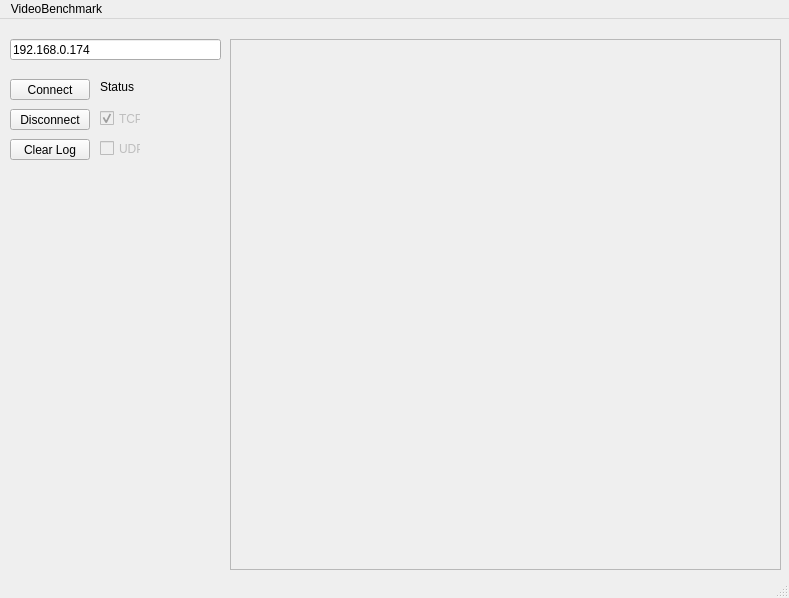
Qt form VideoBenchmark/mainwindow.ui (happly-steve/VideoBenchmark) before a commit.
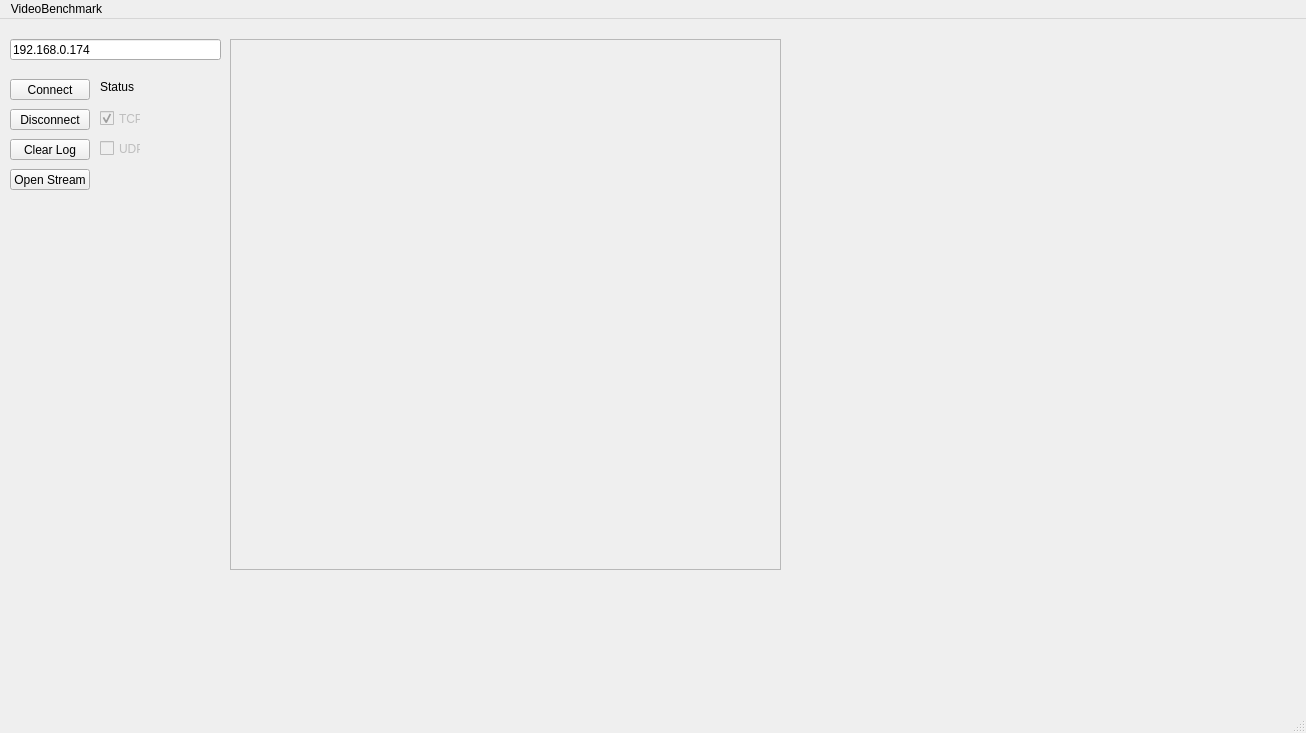
The same form after that commit.

What changed in the file:
```diff
--- a/VideoBenchmark/mainwindow.ui
+++ b/VideoBenchmark/mainwindow.ui
@@ -6,8 +6,8 @@
    <rect>
     <x>0</x>
     <y>0</y>
-    <width>789</width>
-    <height>598</height>
+    <width>1306</width>
+    <height>733</height>
    </rect>
   </property>
   <property name="windowTitle">
@@ -162,13 +162,46 @@
      <bool>true</bool>
     </property>
    </widget>
+   <widget class="QPushButton" name="videoButton">
+    <property name="geometry">
+     <rect>
+      <x>10</x>
+      <y>150</y>
+      <width>80</width>
+      <height>21</height>
+     </rect>
+    </property>
+    <property name="text">
+     <string>Open Stream</string>
+    </property>
+   </widget>
+   <widget class="QWidget" name="chartWidget" native="true">
+    <property name="geometry">
+     <rect>
+      <x>790</x>
+      <y>20</y>
+      <width>501</width>
+      <height>331</height>
+     </rect>
+    </property>
+   </widget>
+   <widget class="QWidget" name="chartWidget2" native="true">
+    <property name="geometry">
+     <rect>
+      <x>790</x>
+      <y>360</y>
+      <width>501</width>
+      <height>341</height>
+     </rect>
+    </property>
+   </widget>
   </widget>
   <widget class="QMenuBar" name="menubar">
    <property name="geometry">
     <rect>
      <x>0</x>
      <y>0</y>
-     <width>789</width>
+     <width>1306</width>
      <height>20</height>
     </rect>
    </property>
```
